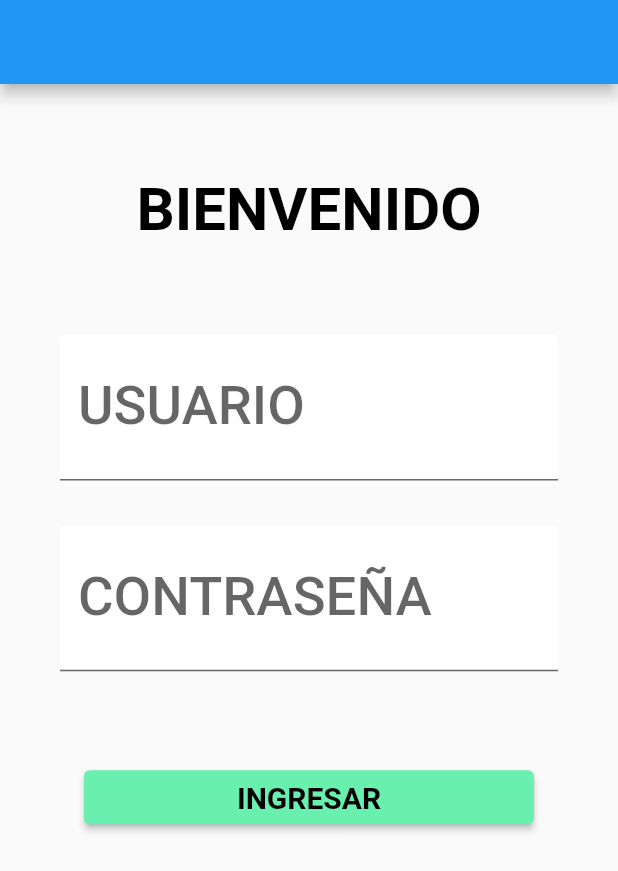
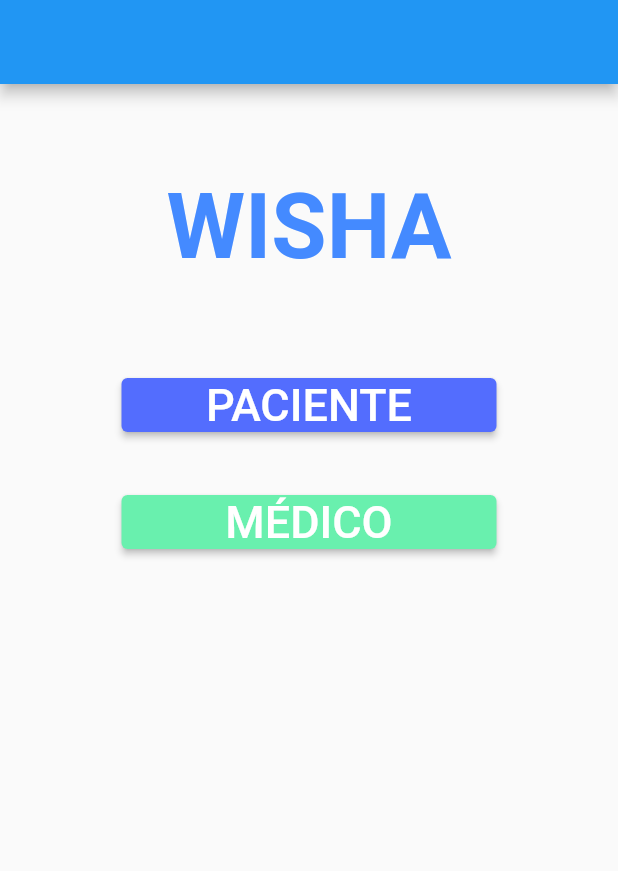
Before and after one commit to Shinoda2/PRY20220116-Recursos-TDP, a Flutter app: the screen it shows after launch, on a phone screen of 412 x 824 dp. Shown: the top 871 px of the screen. Run offline on Flutter 3.47's test engine with Material 2 defaults, Android fonts, the phone set to English and light mode, and no system bars; our stand-ins replace flutter_chat_types, flutter_chat_ui; Roboto replaces fonts that are missing (Montserrat).

Commit message:
added screen option

```diff
--- a/lib/main.dart
+++ b/lib/main.dart
@@ -4,6 +4,7 @@ import 'package:pry20220116/screens/login.dart';
 import 'dart:ui';
 
 import 'package:pry20220116/screens/login_medico.dart';
+import 'package:pry20220116/screens/option.dart';
 
 void main() {
   runApp(const MyApp());
@@ -83,7 +84,7 @@ class MyApp extends StatelessWidget {
         )
       ),
       debugShowCheckedModeBanner: false,
-      home: LoginMedico(),
+      home: Option(),
       //initialRoute: '/home',
       /*routes: {
         '/': (context) => const Login(),
--- /dev/null
+++ b/lib/screens/option.dart
@@ -0,0 +1,79 @@
+import 'package:flutter/material.dart';
+import 'package:pry20220116/screens/login.dart';
+import 'package:pry20220116/screens/login_medico.dart';
+import 'package:pry20220116/widgets/primary_button.dart';
+import 'package:pry20220116/widgets/with_tooltip.dart';
+
+class Option extends StatefulWidget{
+  @override
+  _Option createState() =>_Option();
+
+}
+
+class _Option extends State<Option>{
+  @override
+  Widget build(BuildContext context) {
+    return Scaffold(
+      appBar: AppBar(),
+      body: Container(
+        width: MediaQuery.of(context).size.width,
+        child: Column(
+          children: [
+            Padding(
+                padding: const EdgeInsets.only(top: 60, bottom: 60),
+                child: Text( "WISHA",
+                  style: TextStyle(
+                    fontSize: 60,
+                    fontWeight: FontWeight.bold,
+                    color: Colors.blueAccent,
+                  ),
+                ),
+            ),
+            Form(child:
+              Padding(
+                padding: const EdgeInsets.only(left: 40, right: 40),
+                child: Column(
+                  children: [
+                    ElevatedButton(
+                        onPressed: (){
+                          Navigator.of(context).push(MaterialPageRoute(builder:(BuildContext context)=>Login()));
+                        },
+                        style: ButtonStyle(
+                          backgroundColor: MaterialStateProperty.all<Color>(Colors.indigoAccent),
+                          fixedSize: MaterialStateProperty.all<Size>(Size.fromWidth(250)),
+                          foregroundColor: MaterialStateProperty.all(Colors.white ),
+                        ),
+                        child: Text("PACIENTE",
+                        style: TextStyle(
+                          fontSize: 30,
+                          ),
+                        ),
+                    ),
+                    const SizedBox(height: 30,),
+                    ElevatedButton(
+                      onPressed: (){
+                        Navigator.of(context).push(MaterialPageRoute(builder:(BuildContext context)=>LoginMedico()));
+                      },
+                      style: ButtonStyle(
+                        backgroundColor: MaterialStateProperty.all<Color>(Colors.greenAccent),
+                        fixedSize: MaterialStateProperty.all<Size>(Size.fromWidth(250)),
+                        foregroundColor: MaterialStateProperty.all(Colors.white ),
+                      ),
+                      child: Text("MÉDICO",
+                        style: TextStyle(
+                          fontSize: 30,
+                        ),
+                      ),
+                    ),
+                  ],
+                ),
+              )
+            )
+          ],
+        ),
+      ),
+
+    );
+  }
+
+}
```
Also changed, not shown: 1 other file.
